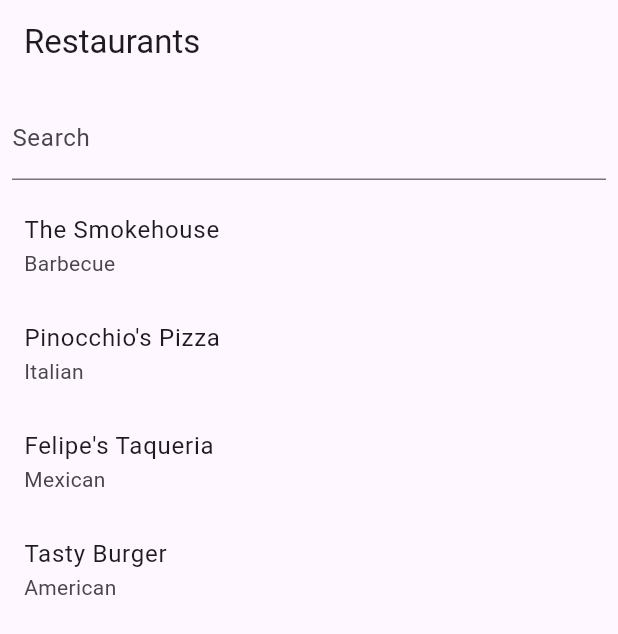
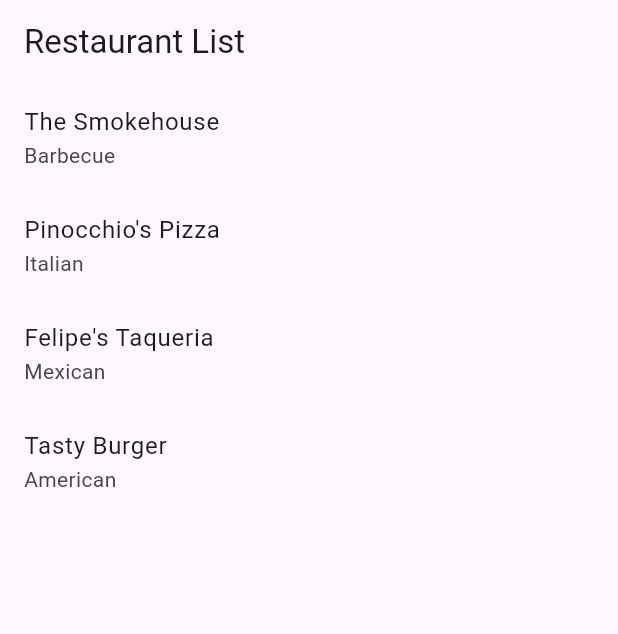
Before and after one commit to SHUB2205/Fate-task, a Flutter app: the screen it shows after launch, on a phone screen of 412 x 824 dp. Shown: the top 634 px of the screen. Run offline on Flutter 3.47's test engine with Material 3 defaults, Android fonts, the phone set to English and light mode, and no system bars; our stand-ins replace flutter_riverpod.

```diff
--- a/restaurant_app/lib/main.dart
+++ b/restaurant_app/lib/main.dart
@@ -7,77 +7,46 @@ void main() {
   runApp(ProviderScope(child: RestaurantApp()));
 }
 
+// The main widget of the app, defining the MaterialApp with the home screen
 class RestaurantApp extends StatelessWidget {
   @override
   Widget build(BuildContext context) {
     return MaterialApp(
-      title: 'Restaurant App',
-      home: RestaurantListScreen(),
+      title: 'Restaurant App',  // Title of the app
+      home: RestaurantListScreen(),  // Initial screen to show restaurant list
     );
   }
 }
 
+// The screen that lists all the restaurants
+// This is a ConsumerWidget which listens to changes from providers using Riverpod
 class RestaurantListScreen extends ConsumerWidget {
   @override
   Widget build(BuildContext context, WidgetRef ref) {
+    // Reading the restaurant data from the provider
     final restaurantData = ref.watch(restaurantProvider);
 
     return Scaffold(
       appBar: AppBar(
-        title: const Text('Restaurants'),
+        title: Text('Restaurant List'),  // AppBar title
       ),
       body: restaurantData.when(
-        data: (restaurants) => RestaurantList(restaurants: restaurants),
-        loading: () => const Center(child: CircularProgressIndicator()),
+        data: (restaurants) => ListView.builder(
+          // Builds a list of restaurants using ListView
+          itemCount: restaurants.length,
+          itemBuilder: (context, index) {
+            final restaurant = restaurants[index];
+            return ListTile(
+              title: Text(restaurant.name),  // Displays the name of each restaurant
+              subtitle: Text(restaurant.cuisine),  // Displays the cuisine type
+            );
+          },
+        ),
+        // Display loading spinner while the data is being fetched
+        loading: () => Center(child: CircularProgressIndicator()),
+        // Display an error message if something goes wrong
         error: (error, stack) => Center(child: Text('Error: $error')),
       ),
     );
   }
 }
-
-class RestaurantList extends StatefulWidget {
-  final List<Restaurant> restaurants;
-
-  RestaurantList({required this.restaurants});
-
-  @override
-  _RestaurantListState createState() => _RestaurantListState();
-}
-
-class _RestaurantListState extends State<RestaurantList> {
-  String searchQuery = '';
-
-  @override
-  Widget build(BuildContext context) {
-    final filteredRestaurants = widget.restaurants
-        .where((restaurant) => restaurant.name.toLowerCase().contains(searchQuery.toLowerCase()))
-        .toList();
-
-    return Column(
-      children: [
-        Padding(
-          padding: const EdgeInsets.all(8.0),
-          child: TextField(
-            decoration: const InputDecoration(labelText: 'Search'),
-            onChanged: (query) {
-              setState(() {
-                searchQuery = query;
-              });
-            },
-          ),
-        ),
-        Expanded(
-          child: ListView.builder(
-            itemCount: filteredRestaurants.length,
-            itemBuilder: (context, index) {
-              return ListTile(
-                title: Text(filteredRestaurants[index].name),
-                subtitle: Text(filteredRestaurants[index].cuisine),
-              );
-            },
-          ),
-        ),
-      ],
-    );
-  }
-}
```
Also changed, not shown: 1 other file.
